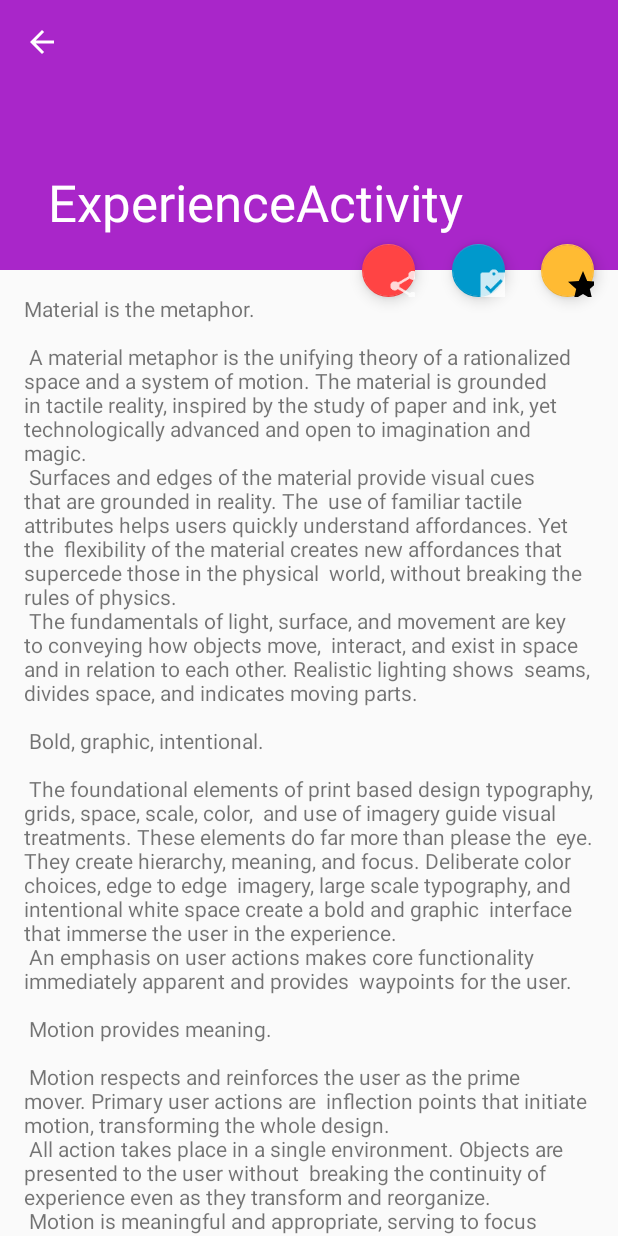
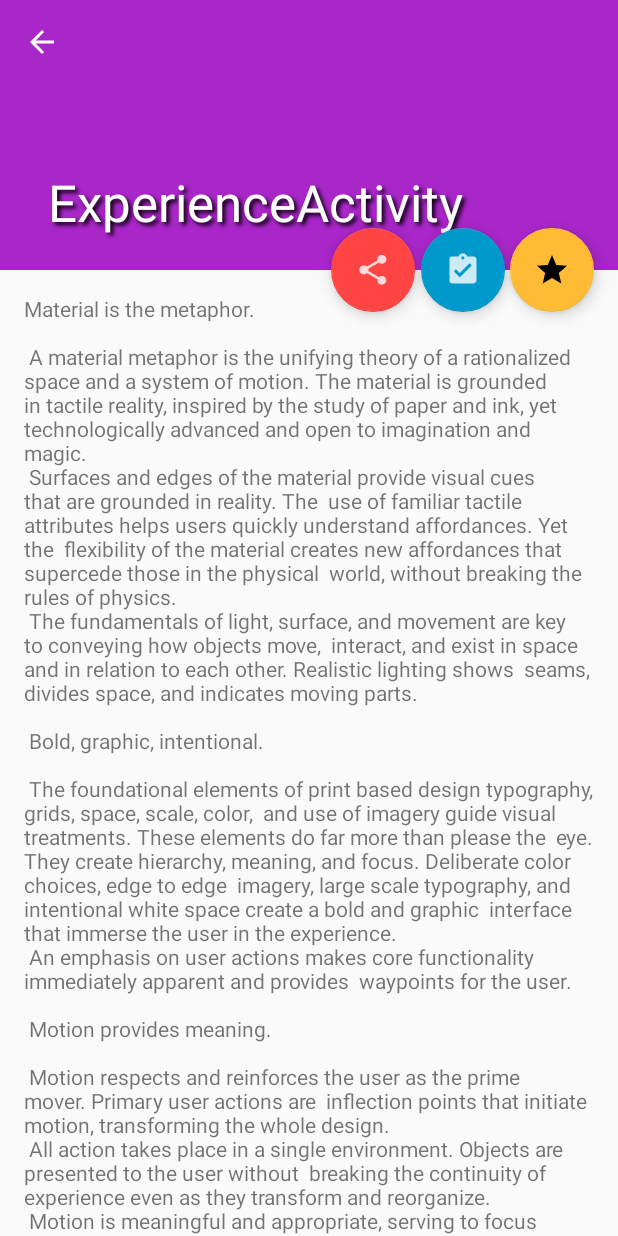
Before and after one commit to FuiOrganization/android_frontend, an Android app: the ExperienceActivity screen opened directly, with no data from a screen before it, on a phone screen of 412 x 824 dp. Run offline under Robolectric (Android 15) with nearby library versions, the phone set to English and light mode, and no system bars; 4 statements that could not run were skipped.

Commit message:
minor fix

```diff
--- a/app/src/main/AndroidManifest.xml
+++ b/app/src/main/AndroidManifest.xml
@@ -18,7 +18,7 @@
             android:name=".activities.ExperienceActivity"
             android:label="@string/title_activity_experience"
             android:parentActivityName=".activities.MainActivity"
-            android:theme="@style/AppTheme.NoActionBar">
+            android:theme="@style/AppTheme.ExperienceAppBar">
             <meta-data
                 android:name="android.support.PARENT_ACTIVITY"
                 android:value="br.com.fui.fuiapplication.activities.MainActivity" />
--- a/app/src/main/java/br/com/fui/fuiapplication/activities/ExperienceActivity.java
+++ b/app/src/main/java/br/com/fui/fuiapplication/activities/ExperienceActivity.java
@@ -26,8 +26,8 @@ public class ExperienceActivity extends AppCompatActivity {
         super.onCreate(savedInstanceState);
         setContentView(R.layout.activity_experience);
         Toolbar toolbar = (Toolbar) findViewById(R.id.toolbar);
+        setSupportActionBar(toolbar);
         AppBarLayout appBar = (AppBarLayout) findViewById(R.id.app_bar);
-        setSupportActionBar(toolbar);
 
         Intent i = getIntent();
         experience = (Experience) i.getSerializableExtra("experience");
@@ -66,11 +66,14 @@ public class ExperienceActivity extends AppCompatActivity {
             }
         });
 
+        //enable display home
         getSupportActionBar().setDisplayHomeAsUpEnabled(true);
 
+        //load description
         TextView description = (TextView) findViewById(R.id.experience_description);
         description.setText(experience.getDescription());
 
+        //set support action bar title
         setTitle(experience.getTitle());
 
         //update appbar image
--- a/app/src/main/java/br/com/fui/fuiapplication/tasks/LoadImageTask.java
+++ b/app/src/main/java/br/com/fui/fuiapplication/tasks/LoadImageTask.java
@@ -47,6 +47,9 @@ public class LoadImageTask extends AsyncTask<Void, Void, Bitmap> {
                 bitmap = BitmapFactory.decodeStream((InputStream) new URL(this.imageUrl).getContent());
                 //add to memory cache
                 MemoryCache.addBitmapToMemoryCache(this.imageUrl, bitmap);
+                Log.d("cache", "Saving image to cache");
+            }else{
+                Log.d("cache", "Retrieving image from cache");
             }
         } catch (IOException e) {
             e.printStackTrace();
--- a/app/src/main/res/layout/activity_experience.xml
+++ b/app/src/main/res/layout/activity_experience.xml
@@ -12,7 +12,7 @@
         android:layout_width="match_parent"
         android:layout_height="@dimen/app_bar_height"
         android:fitsSystemWindows="true"
-        android:theme="@style/AppTheme.AppBarOverlay">
+        android:theme="@style/ExperienceActionBar">
 
         <android.support.design.widget.CollapsingToolbarLayout
             android:id="@+id/toolbar_layout"
@@ -35,7 +35,7 @@
     <android.support.design.widget.FloatingActionButton
         android:id="@+id/favorite_button"
         android:layout_width="wrap_content"
-        android:layout_height="35dp"
+        android:layout_height="wrap_content"
         android:layout_margin="@dimen/fab_margin"
         app:backgroundTint="@android:color/holo_orange_light"
         app:layout_anchor="@id/app_bar"
@@ -46,7 +46,7 @@
     <android.support.design.widget.FloatingActionButton
         android:id="@+id/fui_button"
         android:layout_width="wrap_content"
-        android:layout_height="35dp"
+        android:layout_height="wrap_content"
         android:layout_gravity="center"
         android:layout_marginRight="75dp"
         app:backgroundTint="@android:color/holo_blue_dark"
@@ -58,7 +58,7 @@
     <android.support.design.widget.FloatingActionButton
         android:id="@+id/share_button"
         android:layout_width="wrap_content"
-        android:layout_height="35dp"
+        android:layout_height="wrap_content"
         android:layout_marginRight="135dp"
         app:backgroundTint="@android:color/holo_red_light"
         app:layout_anchor="@+id/app_bar"
--- a/app/src/main/res/values/styles.xml
+++ b/app/src/main/res/values/styles.xml
@@ -13,8 +13,17 @@
         <item name="windowNoTitle">true</item>
     </style>
 
+    <style name="ExperienceActionBar" parent="ThemeOverlay.AppCompat.Dark.ActionBar">
+        <item name="android:shadowColor">@android:color/black</item>
+        <item name="android:shadowDx">3</item>
+        <item name="android:shadowDy">2.6</item>
+        <item name="android:shadowRadius">3.2</item>
+    </style>
+
     <style name="AppTheme.AppBarOverlay" parent="ThemeOverlay.AppCompat.Dark.ActionBar" />
 
     <style name="AppTheme.PopupOverlay" parent="ThemeOverlay.AppCompat.Light" />
 
+    <style name="AppTheme.ExperienceAppBar" parent="AppTheme.NoActionBar" />
+
 </resources>
```
Also changed, not shown: app/src/main/java/br/com/fui/fuiapplication/cache/MemoryCache.java (+10 -2 lines), app/src/main/res/drawable-hdpi/ibirapuera.JPG (deleted), app/src/main/res/drawable-hdpi/mercadao.JPG (deleted), app/src/main/res/drawable-hdpi/santos.jpg (deleted), app/src/main/res/drawable-hdpi/si_senor.jpg (deleted).
